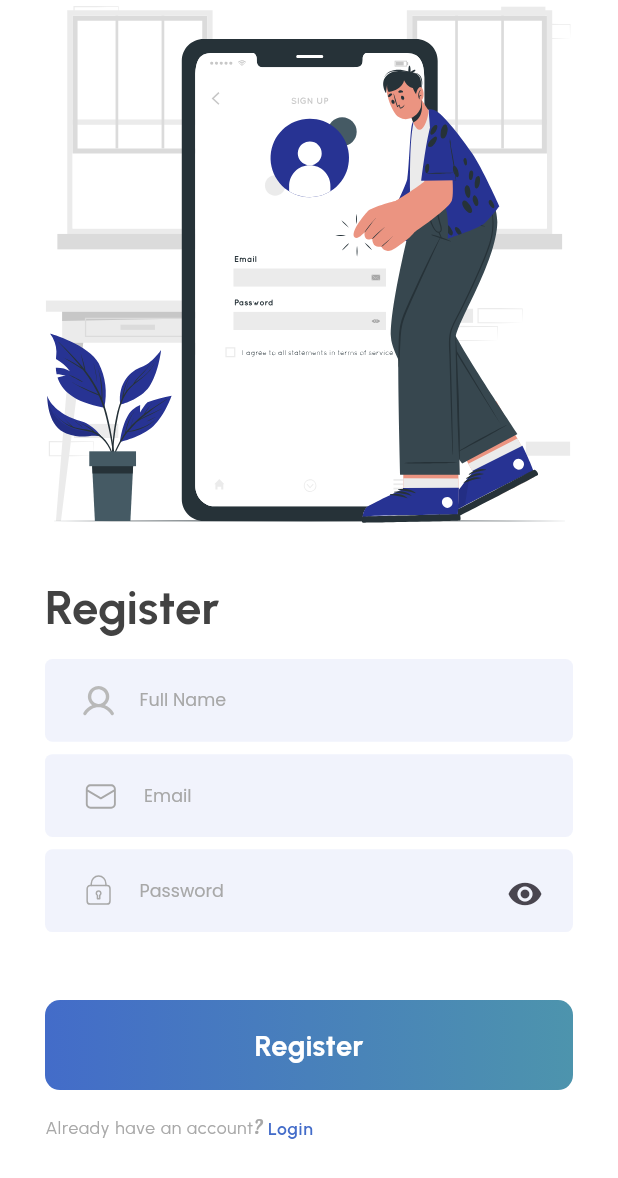
After one commit to A2SV/Ghana-G4-Starter-Project, a Flutter app: the screen it shows after launch, on a phone screen of 412 x 824 dp. The commit adds this screen. Shown: the top 1178 px of the screen. Run offline on Flutter 3.47's test engine with Material 3 defaults, Android fonts, the phone set to English and light mode, and no system bars; our stand-ins replace bloc, dartz, dotted_border, equatable, flutter_bloc, flutter_staggered_animations and 9 more; missing offline and left inert: validation_pro.

Commit message:
feat(mobile): added animations to flutter app

```diff
--- /dev/null
+++ b/mobile/lib/src/core/widgets/animated_column.dart
@@ -0,0 +1,68 @@
+
+import 'package:flutter/material.dart';
+import 'package:flutter_staggered_animations/flutter_staggered_animations.dart';
+enum AnimateType { slideLeft, slideUp, slideDown, slideRight }
+
+class AnimatedColumnWidget extends StatelessWidget {
+  final List<Widget> children;
+  final AnimateType animateType;
+  final MainAxisAlignment mainAxisAlignment;
+  final CrossAxisAlignment crossAxisAlignment;
+  final MainAxisSize mainAxisSize;
+  final int duration;
+  final double verticalOffset;
+  final double horizontalOffset;
+
+  const AnimatedColumnWidget({
+    super.key,
+    required this.children,
+    this.animateType = AnimateType.slideUp,
+    this.mainAxisAlignment = MainAxisAlignment.start,
+    this.mainAxisSize = MainAxisSize.max,
+    this.duration = 350,
+    this.crossAxisAlignment = CrossAxisAlignment.center,
+    this.verticalOffset = 50,
+    this.horizontalOffset = 50,
+  });
+
+  @override
+  Widget build(BuildContext context) {
+    if (animateType == AnimateType.slideUp) {
+      return AnimationLimiter(
+        child: Column(
+          mainAxisAlignment: mainAxisAlignment,
+          crossAxisAlignment: crossAxisAlignment,
+          mainAxisSize: mainAxisSize,
+          children: AnimationConfiguration.toStaggeredList(
+            duration: Duration(milliseconds: duration),
+            childAnimationBuilder: (widget) => SlideAnimation(
+              verticalOffset: verticalOffset,
+              child: SlideAnimation(
+                child: widget,
+              ),
+            ),
+            children: children,
+          ),
+        ),
+      );
+    } else {
+      return AnimationLimiter(
+        child: Column(
+          mainAxisAlignment: mainAxisAlignment,
+          crossAxisAlignment: crossAxisAlignment,
+          mainAxisSize: mainAxisSize,
+          children: AnimationConfiguration.toStaggeredList(
+            duration: Duration(milliseconds: duration),
+            childAnimationBuilder: (widget) => SlideAnimation(
+              horizontalOffset: horizontalOffset,
+              child: FadeInAnimation(
+                child: widget,
+              ),
+            ),
+            children: children,
+          ),
+        ),
+      );
+    }
+  }
+}
--- a/mobile/lib/src/features/auth/presentation/pages/login_screen.dart
+++ b/mobile/lib/src/features/auth/presentation/pages/login_screen.dart
@@ -8,6 +8,7 @@ import 'package:starter_project/src/core/theme/app_light_theme_colors.dart';
 import 'package:starter_project/src/core/utils/custom_extensions.dart';
 import 'package:starter_project/src/core/utils/custom_snackbar.dart';
 import 'package:starter_project/src/core/validator/validator.dart';
+import 'package:starter_project/src/core/widgets/animated_column.dart';
 import 'package:starter_project/src/core/widgets/custom_button.dart';
 import 'package:starter_project/src/core/widgets/custom_textformfield.dart';
 import 'package:starter_project/src/features/auth/presentation/bloc/auth/auth_bloc.dart';
@@ -52,7 +53,7 @@ class _LoginScreenState extends State<LoginScreen> {
           builder: (context, state) {
             return Form(
               key: _loginFormKey,
-              child: Column(
+              child: AnimatedColumnWidget(
                 crossAxisAlignment: CrossAxisAlignment.stretch,
                 children: [
                   Assets.svg.loginCuate.path.asSvgImage(
--- a/mobile/lib/src/features/auth/presentation/pages/register_screen.dart
+++ b/mobile/lib/src/features/auth/presentation/pages/register_screen.dart
@@ -8,6 +8,7 @@ import 'package:starter_project/src/core/theme/app_light_theme_colors.dart';
 import 'package:starter_project/src/core/utils/custom_extensions.dart';
 import 'package:starter_project/src/core/utils/custom_snackbar.dart';
 import 'package:starter_project/src/core/validator/validator.dart';
+import 'package:starter_project/src/core/widgets/animated_column.dart';
 import 'package:starter_project/src/core/widgets/custom_button.dart';
 import 'package:starter_project/src/core/widgets/custom_textformfield.dart';
 import 'package:starter_project/src/features/auth/authentication.dart';
@@ -52,7 +53,7 @@ class RegisterScreenState extends State<RegisterScreen> {
           builder: (context, state) {
             return Form(
               key: _registerFormKey,
-              child: Column(
+              child: AnimatedColumnWidget(
                 crossAxisAlignment: CrossAxisAlignment.stretch,
                 children: [
                   Assets.svg.cuate.path.asSvgImage(
--- a/mobile/pubspec.yaml
+++ b/mobile/pubspec.yaml
@@ -36,6 +36,7 @@ dependencies:
   flutter:
     sdk: flutter
   flutter_bloc: ^8.1.5
+  flutter_staggered_animations: ^1.1.1
   flutter_styled_toast: ^2.2.1
   flutter_svg: ^2.0.10+1
   font_awesome_flutter: ^10.7.0
```
Also changed, not shown: mobile/pubspec.lock.
